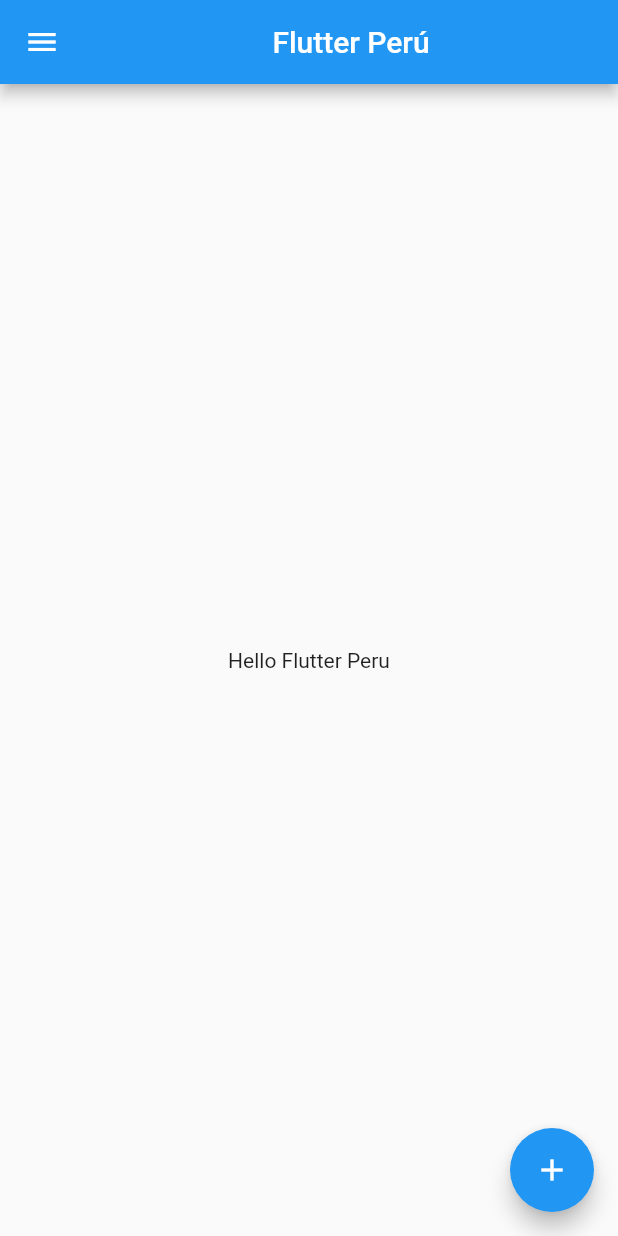
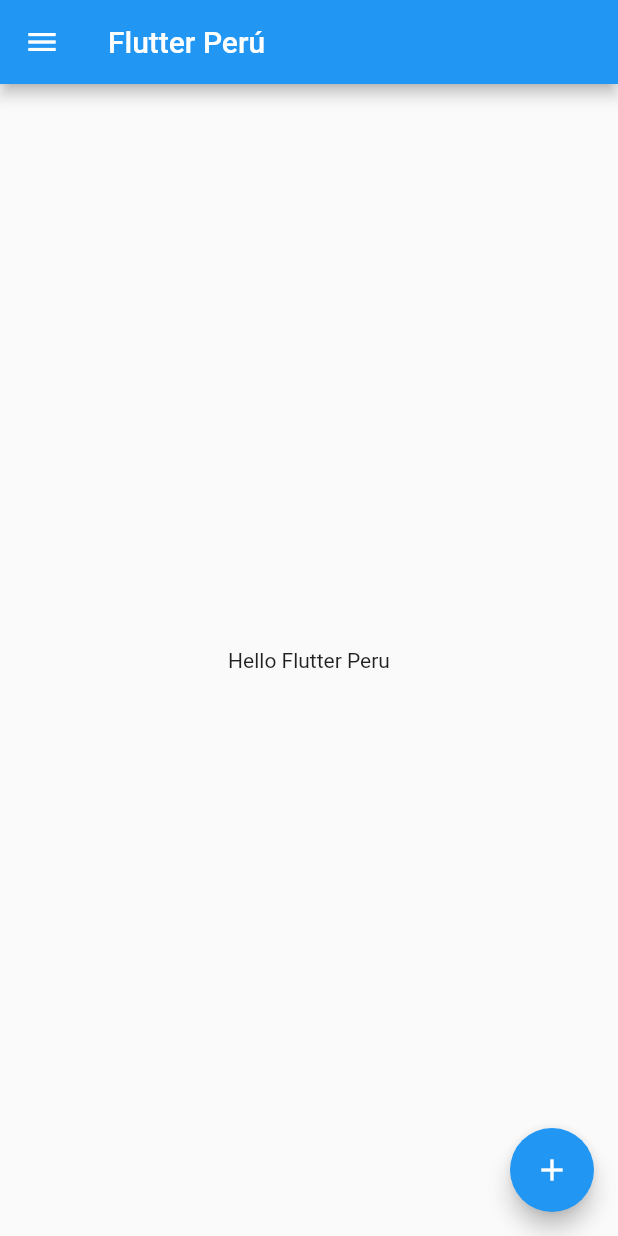
Before and after one commit to xikhspace/HelloWorldFlutter, a Flutter app: the screen it shows after launch, on a phone screen of 412 x 824 dp. Run offline on Flutter 3.47's test engine with Material 2 defaults, Android fonts, the phone set to English and light mode, and no system bars.

Commit message:
feat(detail): fix some wrapper

```diff
--- a/lib/main.dart
+++ b/lib/main.dart
@@ -34,9 +34,7 @@ class MainActivityState extends State<MainActivityWidget> {
   Widget build(BuildContext context) {
     return Scaffold(
       appBar: AppBar(
-        title: Center(
-          child: Text(widget.title),
-        ),
+        title: Text(widget.title),
       ),
       floatingActionButton: FloatingActionButton(
         tooltip: 'Increment',
```
Also changed, not shown: lib/detail_widget.dart (+3 -13 lines).
